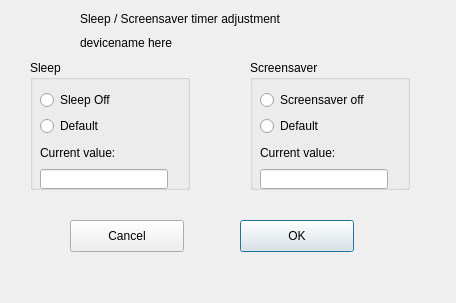
Eliminater74/adblink, file sleepdialog.ui: the form before one commit.
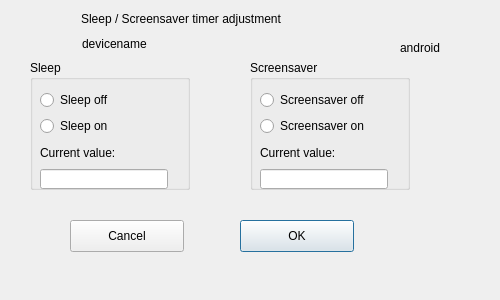
The form after the commit.

Patch:
```diff
--- a/sleepdialog.ui
+++ b/sleepdialog.ui
@@ -2,14 +2,29 @@
 <ui version="4.0">
  <class>sleepDialog</class>
  <widget class="QDialog" name="sleepDialog">
+  <property name="enabled">
+   <bool>true</bool>
+  </property>
   <property name="geometry">
    <rect>
     <x>0</x>
     <y>0</y>
-    <width>456</width>
-    <height>303</height>
+    <width>500</width>
+    <height>300</height>
    </rect>
   </property>
+  <property name="minimumSize">
+   <size>
+    <width>500</width>
+    <height>300</height>
+   </size>
+  </property>
+  <property name="maximumSize">
+   <size>
+    <width>500</width>
+    <height>900</height>
+   </size>
+  </property>
   <property name="windowTitle">
    <string>Dialog</string>
   </property>
@@ -64,14 +79,14 @@
      <item>
       <widget class="QRadioButton" name="sleepOff">
        <property name="text">
-        <string>Sleep Off</string>
+        <string>Sleep off</string>
        </property>
       </widget>
      </item>
      <item>
       <widget class="QRadioButton" name="sleepOn">
        <property name="text">
-        <string>Default</string>
+        <string>Sleep on</string>
        </property>
       </widget>
      </item>
@@ -136,7 +151,7 @@
      <item>
       <widget class="QRadioButton" name="screenOn">
        <property name="text">
-        <string>Default</string>
+        <string>Screensaver on</string>
        </property>
       </widget>
      </item>
@@ -169,31 +184,44 @@
     </layout>
    </widget>
   </widget>
-  <widget class="QWidget" name="layoutWidget">
+  <widget class="QLabel" name="androidLabel">
    <property name="geometry">
     <rect>
-     <x>80</x>
-     <y>10</y>
-     <width>231</width>
-     <height>42</height>
+     <x>400</x>
+     <y>40</y>
+     <width>46</width>
+     <height>16</height>
     </rect>
    </property>
-   <layout class="QVBoxLayout" name="verticalLayout_3">
-    <item>
-     <widget class="QLabel" name="label">
-      <property name="text">
-       <string>Sleep / Screensaver timer adjustment</string>
-      </property>
-     </widget>
-    </item>
-    <item>
-     <widget class="QLabel" name="deviceLabel">
-      <property name="text">
-       <string>devicename here</string>
-      </property>
-     </widget>
-    </item>
-   </layout>
+   <property name="text">
+    <string>android</string>
+   </property>
+  </widget>
+  <widget class="QLabel" name="label">
+   <property name="geometry">
+    <rect>
+     <x>81</x>
+     <y>11</y>
+     <width>224</width>
+     <height>16</height>
+    </rect>
+   </property>
+   <property name="text">
+    <string>Sleep / Screensaver timer adjustment</string>
+   </property>
+  </widget>
+  <widget class="QLabel" name="deviceLabel">
+   <property name="geometry">
+    <rect>
+     <x>82</x>
+     <y>36</y>
+     <width>103</width>
+     <height>16</height>
+    </rect>
+   </property>
+   <property name="text">
+    <string>devicename</string>
+   </property>
   </widget>
  </widget>
  <resources/>
```
